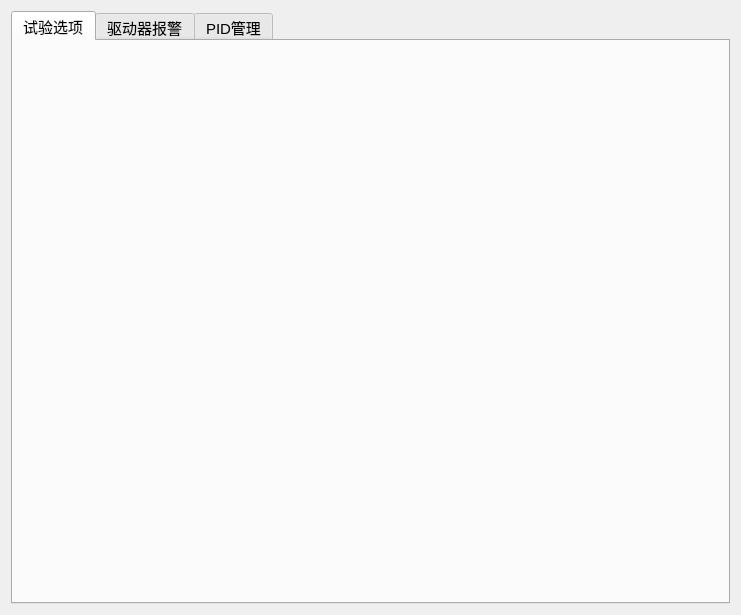
Above: Forms/controlparamentdialog.ui from zhengshihao1218/newsoft before the change. Below: the same form after it.
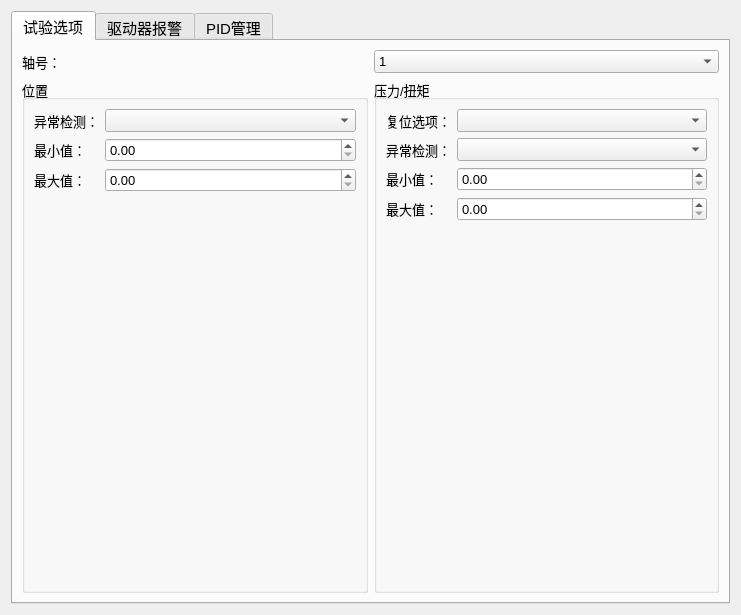
That is the form after the change. The open tabs and pages were chosen to show the change. Icons and pictures are not drawn.

```diff
--- a/Forms/controlparamentdialog.ui
+++ b/Forms/controlparamentdialog.ui
@@ -54,6 +54,155 @@
       <attribute name="title">
        <string>试验选项</string>
       </attribute>
+      <layout class="QVBoxLayout" name="verticalLayout_2">
+       <item>
+        <layout class="QHBoxLayout" name="horizontalLayout_2">
+         <item>
+          <widget class="QLabel" name="label_2">
+           <property name="text">
+            <string>轴号：</string>
+           </property>
+          </widget>
+         </item>
+         <item>
+          <widget class="QComboBox" name="comboBox">
+           <item>
+            <property name="text">
+             <string>1</string>
+            </property>
+           </item>
+           <item>
+            <property name="text">
+             <string>2</string>
+            </property>
+           </item>
+           <item>
+            <property name="text">
+             <string>3</string>
+            </property>
+           </item>
+           <item>
+            <property name="text">
+             <string>4</string>
+            </property>
+           </item>
+           <item>
+            <property name="text">
+             <string>5</string>
+            </property>
+           </item>
+           <item>
+            <property name="text">
+             <string>6</string>
+            </property>
+           </item>
+           <item>
+            <property name="text">
+             <string>7</string>
+            </property>
+           </item>
+           <item>
+            <property name="text">
+             <string>8</string>
+            </property>
+           </item>
+          </widget>
+         </item>
+        </layout>
+       </item>
+       <item>
+        <layout class="QHBoxLayout" name="horizontalLayout_3">
+         <item>
+          <widget class="QGroupBox" name="groupBox">
+           <property name="title">
+            <string>位置</string>
+           </property>
+           <layout class="QFormLayout" name="formLayout">
+            <item row="0" column="0">
+             <widget class="QLabel" name="label">
+              <property name="text">
+               <string>异常检测：</string>
+              </property>
+             </widget>
+            </item>
+            <item row="0" column="1">
+             <widget class="QComboBox" name="comboBox_2"/>
+            </item>
+            <item row="1" column="0">
+             <widget class="QLabel" name="label_3">
+              <property name="text">
+               <string>最小值：</string>
+              </property>
+             </widget>
+            </item>
+            <item row="1" column="1">
+             <widget class="QDoubleSpinBox" name="doubleSpinBox"/>
+            </item>
+            <item row="2" column="1">
+             <widget class="QDoubleSpinBox" name="doubleSpinBox_2"/>
+            </item>
+            <item row="2" column="0">
+             <widget class="QLabel" name="label_4">
+              <property name="text">
+               <string>最大值：</string>
+              </property>
+             </widget>
+            </item>
+           </layout>
+          </widget>
+         </item>
+         <item>
+          <widget class="QGroupBox" name="groupBox_2">
+           <property name="title">
+            <string>压力/扭矩</string>
+           </property>
+           <layout class="QFormLayout" name="formLayout_2">
+            <item row="0" column="0">
+             <widget class="QLabel" name="label_5">
+              <property name="text">
+               <string>复位选项：</string>
+              </property>
+             </widget>
+            </item>
+            <item row="0" column="1">
+             <widget class="QComboBox" name="comboBox_3"/>
+            </item>
+            <item row="1" column="0">
+             <widget class="QLabel" name="label_6">
+              <property name="text">
+               <string>异常检测：</string>
+              </property>
+             </widget>
+            </item>
+            <item row="1" column="1">
+             <widget class="QComboBox" name="comboBox_4"/>
+            </item>
+            <item row="2" column="0">
+             <widget class="QLabel" name="label_7">
+              <property name="text">
+               <string>最小值：</string>
+              </property>
+             </widget>
+            </item>
+            <item row="2" column="1">
+             <widget class="QDoubleSpinBox" name="doubleSpinBox_3"/>
+            </item>
+            <item row="3" column="0">
+             <widget class="QLabel" name="label_8">
+              <property name="text">
+               <string>最大值：</string>
+              </property>
+             </widget>
+            </item>
+            <item row="3" column="1">
+             <widget class="QDoubleSpinBox" name="doubleSpinBox_4"/>
+            </item>
+           </layout>
+          </widget>
+         </item>
+        </layout>
+       </item>
+      </layout>
      </widget>
      <widget class="QWidget" name="tab_2">
       <property name="accessibleName">
@@ -67,19 +216,32 @@
       <attribute name="title">
        <string>驱动器报警</string>
       </attribute>
-      <widget class="QLabel" name="label">
-       <property name="geometry">
-        <rect>
-         <x>60</x>
-         <y>70</y>
-         <width>53</width>
-         <height>15</height>
-        </rect>
-       </property>
-       <property name="text">
-        <string>TextLabel</string>
-       </property>
-      </widget>
+      <layout class="QVBoxLayout" name="verticalLayout">
+       <item>
+        <widget class="QTableWidget" name="tableWidget">
+         <column>
+          <property name="text">
+           <string>驱动器</string>
+          </property>
+         </column>
+         <column>
+          <property name="text">
+           <string>报警ID</string>
+          </property>
+         </column>
+         <column>
+          <property name="text">
+           <string>报警信息</string>
+          </property>
+         </column>
+         <column>
+          <property name="text">
+           <string>解决方案</string>
+          </property>
+         </column>
+        </widget>
+       </item>
+      </layout>
      </widget>
      <widget class="QWidget" name="tab_3">
       <attribute name="icon">
```
Left out of the diff: 2 changed lines with no effect on the pictures.
